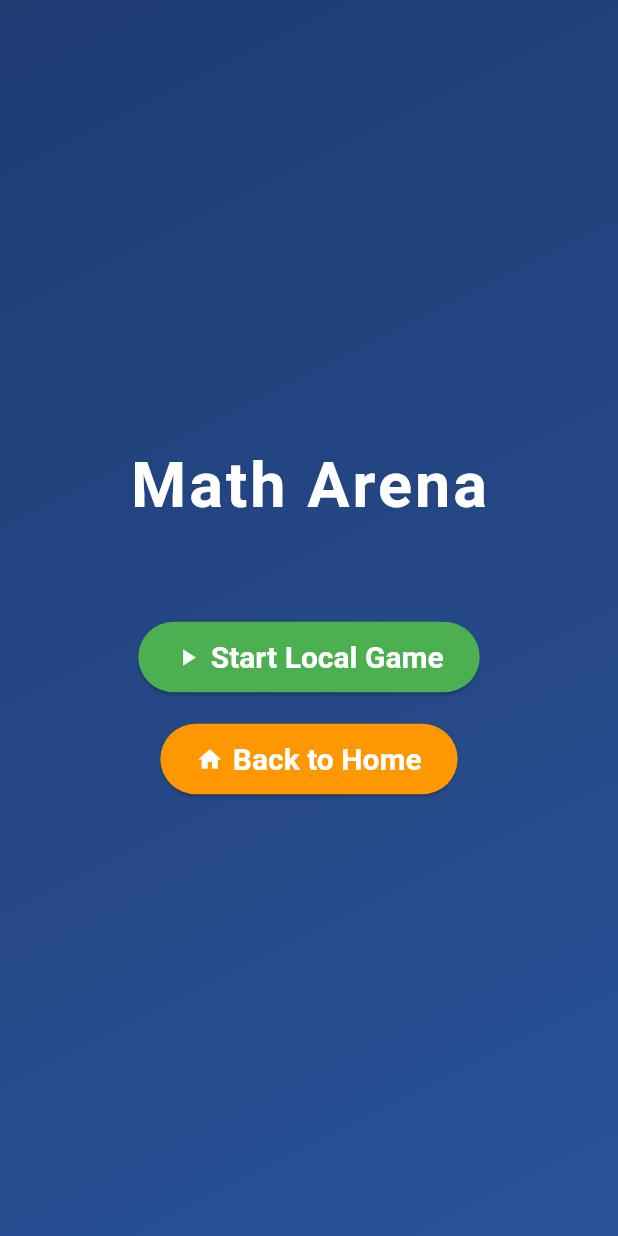
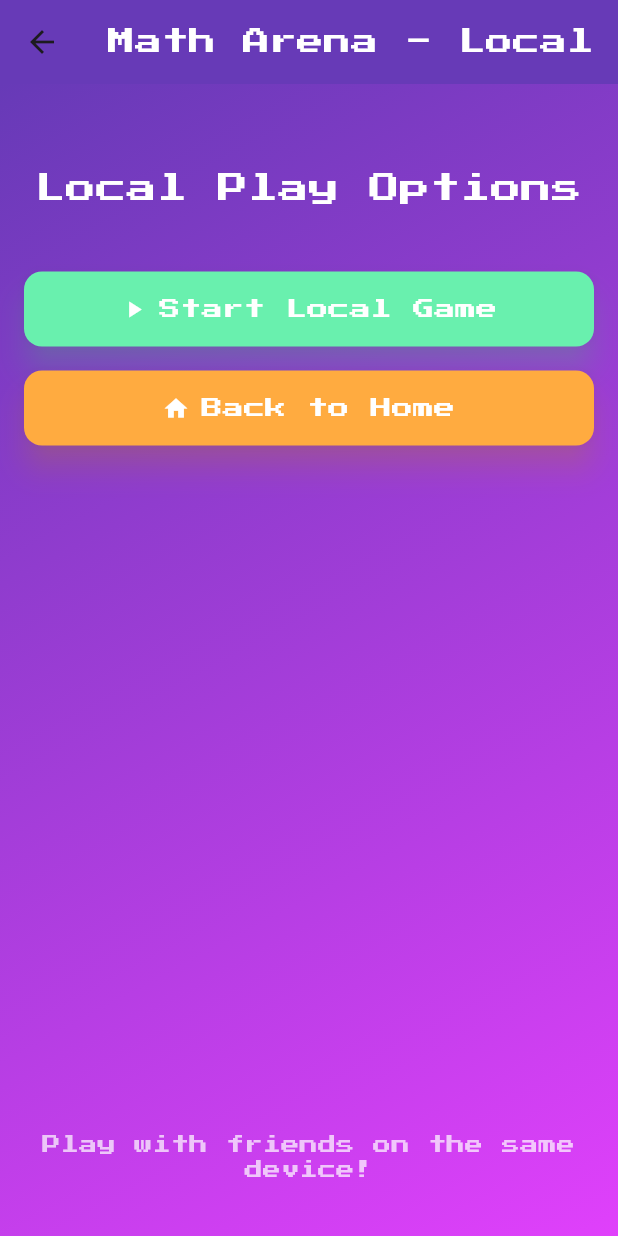
Before and after one commit to IrfanKarim101/Math-Arena, a Flutter app: the LocalPlayOptions screen opened directly, on a phone screen of 412 x 824 dp. Run offline on Flutter 3.47's test engine with Material 3 defaults, Android fonts, the light colour scheme and no system bars; our stand-ins replace bloc, equatable, flutter_bloc, google_fonts, permission_handler; missing offline and left inert: nearby_connections.

Commit message:
Refactor LocalPlayOptions screen; enhance UI with Google Fonts, update button styles, and improve layout for better user experience.

```diff
--- a/lib/screens/play_local/play_local_screen.dart
+++ b/lib/screens/play_local/play_local_screen.dart
@@ -1,5 +1,5 @@
-//create a screen for local play options
 import 'package:flutter/material.dart';
+import 'package:google_fonts/google_fonts.dart';
 
 class LocalPlayOptions extends StatelessWidget {
   const LocalPlayOptions({super.key});
@@ -7,67 +7,96 @@ class LocalPlayOptions extends StatelessWidget {
   @override
   Widget build(BuildContext context) {
     return Scaffold(
+      appBar: AppBar(
+        title: Text(
+          "Math Arena - Local",
+          style: GoogleFonts.pressStart2p(fontSize: 18, color: Colors.white),
+        ),
+        backgroundColor: Colors.deepPurple,
+        elevation: 0,
+        centerTitle: true,
+      ),
       body: Container(
-        width: double.infinity,
         decoration: const BoxDecoration(
           gradient: LinearGradient(
-            colors: [Color(0xFF1e3c72), Color(0xFF2a5298)],
             begin: Alignment.topLeft,
             end: Alignment.bottomRight,
+            colors: [Colors.deepPurple, Colors.purpleAccent],
           ),
         ),
+        child: Padding(
+          padding: const EdgeInsets.all(16.0),
           child: Column(
-          mainAxisAlignment: MainAxisAlignment.center,
+            crossAxisAlignment: CrossAxisAlignment.stretch,
             children: [
-            // Title
-            const Text(
-              "Math Arena",
-              style: TextStyle(
-                fontSize: 42,
-                fontWeight: FontWeight.bold,
+              const SizedBox(height: 40),
+              Text(
+                "Local Play Options",
+                style: GoogleFonts.pressStart2p(
+                  fontSize: 20,
                   color: Colors.white,
-                letterSpacing: 2,
                 ),
+                textAlign: TextAlign.center,
               ),
-            const SizedBox(height: 60),
-
-            // Buttons
-            _buildMenuButton(
+              const SizedBox(height: 40),
+              _buildActionButton(
                 context,
                 "Start Local Game",
                 Icons.play_arrow,
-              Colors.green,
+                Colors.greenAccent,
+                () {
+                  // TODO: Navigate to local game screen
+                },
               ),
-            const SizedBox(height: 20),
-            _buildMenuButton(
+              const SizedBox(height: 16),
+              _buildActionButton(
                 context,
                 "Back to Home",
                 Icons.home,
-              Colors.orange,
-              exit: true,
+                Colors.orangeAccent,
+                () {
+                  Navigator.pop(context);
+                },
               ),
+              const Spacer(),
+              Text(
+                "Play with friends on the same device!",
+                style: GoogleFonts.pressStart2p(
+                  fontSize: 12,
+                  color: Colors.white70,
+                ),
+                textAlign: TextAlign.center,
+              ),
+              const SizedBox(height: 20),
             ],
+          ),
         ),
       ),
     );
   }
 
-  Widget _buildMenuButton(BuildContext context, String title, IconData icon,
-      Color color, {bool exit = false}) {
+  Widget _buildActionButton(
+    BuildContext context,
+    String text,
+    IconData icon,
+    Color color,
+    VoidCallback onPressed,
+  ) {
     return ElevatedButton.icon(
-      onPressed: () {
-        if (exit) {
-          Navigator.pop(context);
-        } else {
-          // Navigate to local game screen (to be implemented)
-        }
-      },
+      onPressed: onPressed,
       icon: Icon(icon, color: Colors.white),
-      label: Text(title, style: const TextStyle(color: Colors.white)),
+      label: Text(
+        text,
+        style: GoogleFonts.pressStart2p(fontSize: 14, color: Colors.white),
+      ),
       style: ElevatedButton.styleFrom(
         backgroundColor: color,
-        padding: const EdgeInsets.symmetric(horizontal: 24, vertical: 12),
-        textStyle: const TextStyle(fontSize: 20, fontWeight: FontWeight.bold),
+        padding: const EdgeInsets.symmetric(vertical: 15, horizontal: 20),
+        shape: RoundedRectangleBorder(
+          borderRadius: BorderRadius.circular(12),
+        ),
+        elevation: 8,
+        shadowColor: color.withOpacity(0.5),
       ),
     );
   }
```
Lines whose indentation alone changed are shown as unchanged.
